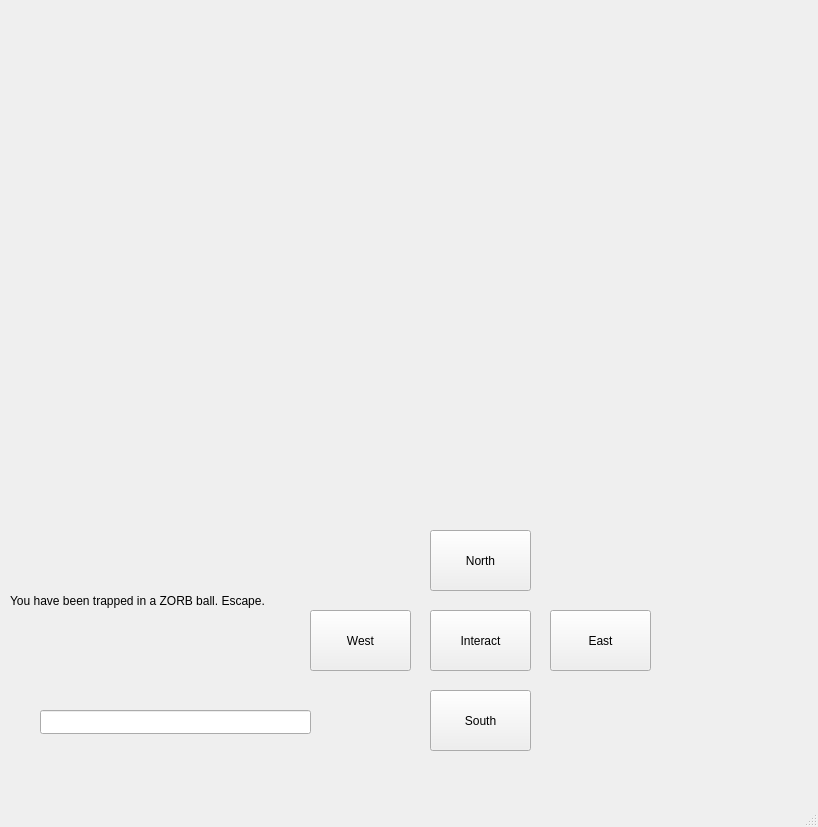
This is mainwindow.ui in denniskolomiyets/Zorb as Qt 5 draws it before an edit. The edited form follows.
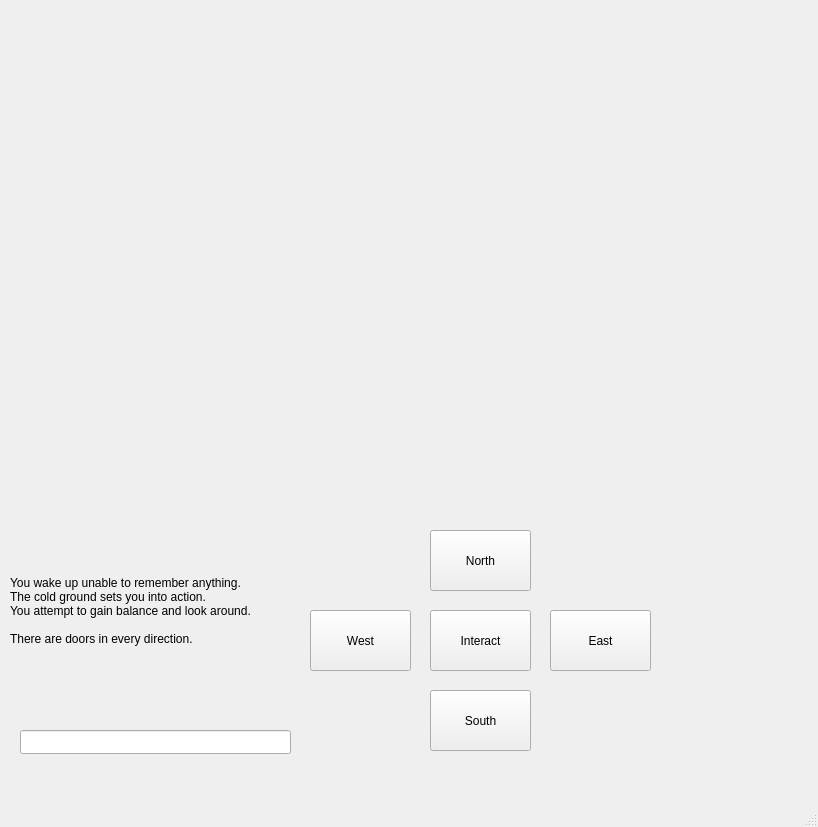
This is the edited form.

What changed in the file:
```diff
--- a/mainwindow.ui
+++ b/mainwindow.ui
@@ -85,11 +85,15 @@
       <x>10</x>
       <y>510</y>
       <width>311</width>
-      <height>181</height>
+      <height>201</height>
      </rect>
     </property>
     <property name="text">
-     <string>You have been trapped in a ZORB ball. Escape.   </string>
+     <string>You wake up unable to remember anything.
+The cold ground sets you into action.
+You attempt to gain balance and look around.
+
+There are doors in every direction.</string>
     </property>
    </widget>
    <widget class="QLabel" name="image_label">
@@ -111,8 +115,8 @@
     </property>
     <property name="geometry">
      <rect>
-      <x>40</x>
-      <y>710</y>
+      <x>20</x>
+      <y>730</y>
       <width>271</width>
       <height>24</height>
      </rect>
```
